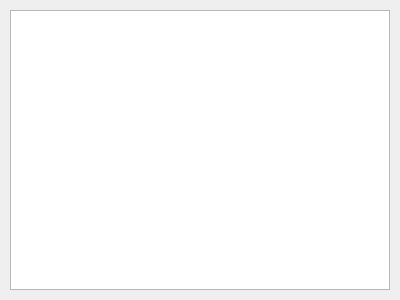
ArtemTeleluhin/Pizzeria, file server/UI/orders_list.ui: the form before one commit.
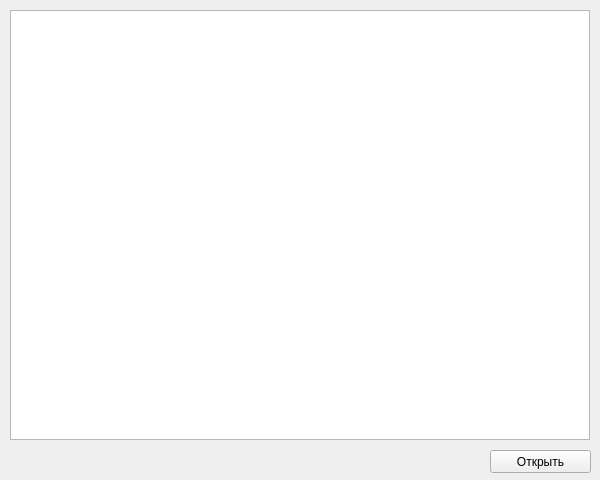
The form after the commit.

Commit message: В классе OrdersListWidget исправлен баг и добавлена кнопка. Реализованно главное окно со списком текущих и списком недавних заказов

Patch:
```diff
--- a/server/UI/orders_list.ui
+++ b/server/UI/orders_list.ui
@@ -6,8 +6,8 @@
    <rect>
     <x>0</x>
     <y>0</y>
-    <width>400</width>
-    <height>300</height>
+    <width>600</width>
+    <height>480</height>
    </rect>
   </property>
   <property name="windowTitle">
@@ -18,11 +18,24 @@
     <rect>
      <x>10</x>
      <y>10</y>
-     <width>380</width>
-     <height>280</height>
+     <width>580</width>
+     <height>430</height>
     </rect>
    </property>
   </widget>
+  <widget class="QPushButton" name="pushButton">
+   <property name="geometry">
+    <rect>
+     <x>490</x>
+     <y>450</y>
+     <width>101</width>
+     <height>23</height>
+    </rect>
+   </property>
+   <property name="text">
+    <string>Открыть</string>
+   </property>
+  </widget>
  </widget>
  <resources/>
  <connections/>
```
The commit also changes 4 other files.
